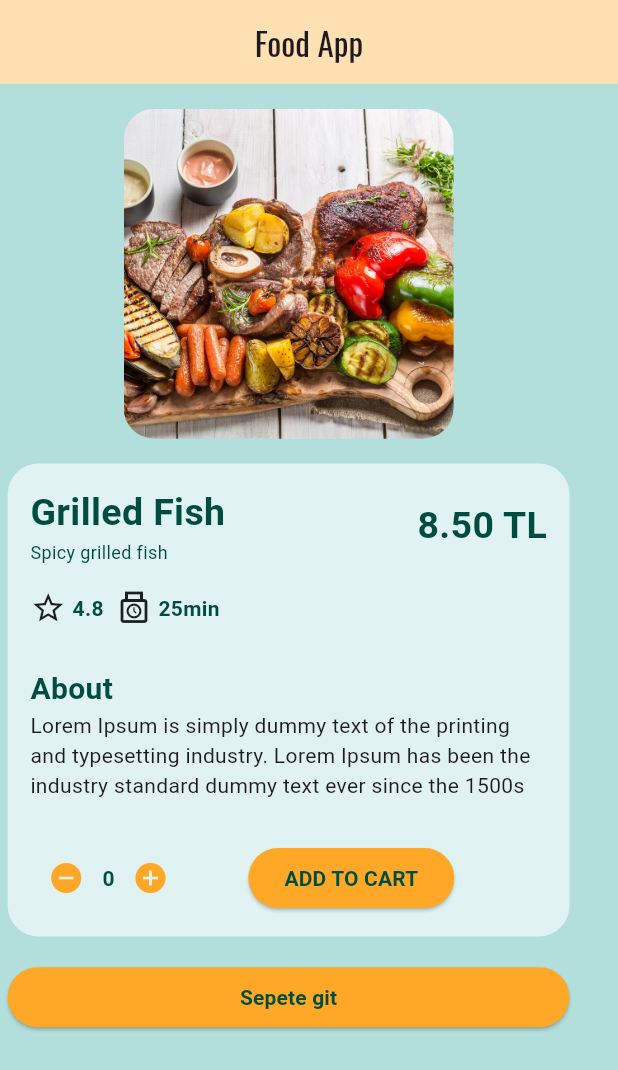
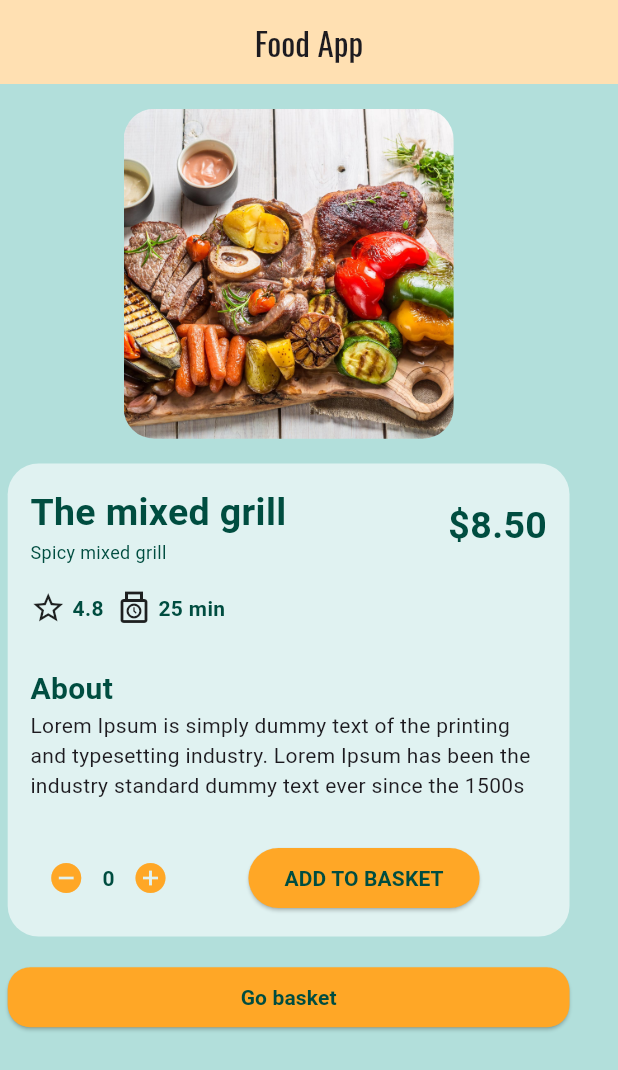
Before and after one commit to andactasdemir24/Techcareer-Flutter-bootcamp, a Flutter app: the screen it shows after launch, on a phone screen of 412 x 824 dp. Shown: the top 1070 px of the screen. Run offline on Flutter 3.47's test engine with Material 2 defaults, Android fonts, the phone set to English and light mode, and no system bars; generated files the repository leaves out were written again.

Commit message:
added localizations

```diff
--- /dev/null
+++ b/odev3/l10n.yaml
@@ -0,0 +1,3 @@
+arb-dir: lib/l10n
+template-arb-file: app_en.arb
+output-localization-file: app_localizations.dart
--- a/odev3/lib/home_page.dart
+++ b/odev3/lib/home_page.dart
@@ -1,5 +1,7 @@
 import 'package:flutter/material.dart';
+import 'package:odev3/basket_page.dart';
 import 'package:odev3/colors.dart';
+import 'package:flutter_gen/gen_l10n/app_localizations.dart';
 
 class HomePage extends StatefulWidget {
   const HomePage({super.key});
@@ -25,6 +27,7 @@ class _HomePageState extends State<HomePage> {
 
   @override
   Widget build(BuildContext context) {
+    var localization = AppLocalizations.of(context)!;
     var ekranBilgisi = MediaQuery.sizeOf(context);
     final double height = ekranBilgisi.height;
     final double width = ekranBilgisi.width;
@@ -33,9 +36,9 @@ class _HomePageState extends State<HomePage> {
       appBar: AppBar(
         backgroundColor: appbarColor,
         centerTitle: true,
-        title: const Text(
-          'Food App',
-          style: TextStyle(fontFamily: 'Oswald'),
+        title: Text(
+          localization.appbarBaslik,
+          style: const TextStyle(fontFamily: 'Oswald'),
         ),
       ),
       body: Column(
@@ -66,17 +69,17 @@ class _HomePageState extends State<HomePage> {
                           crossAxisAlignment: CrossAxisAlignment.start,
                           children: [
                             Text(
-                              'Grilled Fish',
+                              localization.yemekBaslik,
                               style: TextStyle(fontSize: 25, color: textColor, fontWeight: FontWeight.bold),
                             ),
                             Text(
-                              'Spicy grilled fish',
+                              localization.yemekAciklama,
                               style: TextStyle(fontSize: 12, color: textColor),
                             ),
                           ],
                         ),
                         Text(
-                          '8.50 TL',
+                          localization.yemekFiyat,
                           style: TextStyle(fontSize: 25, color: textColor, fontWeight: FontWeight.bold),
                         ),
                       ],
@@ -94,7 +97,7 @@ class _HomePageState extends State<HomePage> {
                         const Icon(Icons.punch_clock_outlined),
                         SizedBox(width: width / 100),
                         Text(
-                          '25min',
+                          localization.yemekSure,
                           style: TextStyle(color: textColor, fontWeight: FontWeight.bold),
                         )
                       ],
@@ -103,7 +106,7 @@ class _HomePageState extends State<HomePage> {
                     Align(
                       alignment: Alignment.centerLeft,
                       child: Text(
-                        'About',
+                        localization.aciklamaBaslik,
                         style: TextStyle(
                           color: textColor,
                           fontWeight: FontWeight.bold,
@@ -111,9 +114,7 @@ class _HomePageState extends State<HomePage> {
                         ),
                       ),
                     ),
-                    const Text(
-                      'Lorem Ipsum is simply dummy text of the printing and typesetting industry. Lorem Ipsum has been the industry standard dummy text ever since the 1500s',
-                    ),
+                    Text(localization.aciklama),
                     SizedBox(height: height / 30),
                     Row(
                       children: [
@@ -143,10 +144,12 @@ class _HomePageState extends State<HomePage> {
                             )),
                         SizedBox(width: width / 10),
                         ElevatedButton(
-                          onPressed: () {},
+                          onPressed: () {
+                            dialogBuilder(context);
+                          },
                           style: ElevatedButton.styleFrom(backgroundColor: iconColor),
                           child: Text(
-                            'ADD TO CART',
+                            localization.butonAciklama,
                             style: TextStyle(color: textColor, fontWeight: FontWeight.bold),
                           ),
                         ),
@@ -159,10 +162,18 @@ class _HomePageState extends State<HomePage> {
           SizedBox(
               width: width / 1.1,
               child: ElevatedButton(
-                  onPressed: () {},
-                  style: ElevatedButton.styleFrom(backgroundColor: iconColor),
+                  onPressed: () {
+                    Navigator.push(
+                        context,
+                        MaterialPageRoute(
+                          builder: (context) => const BasketPage(),
+                        ));
+                  },
+                  style: ElevatedButton.styleFrom(
+                      backgroundColor: iconColor,
+                      shape: RoundedRectangleBorder(borderRadius: BorderRadius.circular(15))),
                   child: Text(
-                    'Sepete git',
+                    localization.sepeteGit,
                     style: TextStyle(color: textColor, fontWeight: FontWeight.bold),
                   )))
         ],
@@ -170,3 +181,35 @@ class _HomePageState extends State<HomePage> {
     );
   }
 }
+
+Future<void> dialogBuilder(BuildContext context) {
+  return showDialog<void>(
+    context: context,
+    builder: (BuildContext context) {
+      return AlertDialog(
+        title: const Text('Basket'),
+        content: const Text('Are you sure you want to add'),
+        actions: <Widget>[
+          TextButton(
+            style: TextButton.styleFrom(
+              textStyle: Theme.of(context).textTheme.labelLarge,
+            ),
+            child: const Text('Cancel'),
+            onPressed: () {
+              Navigator.of(context).pop();
+            },
+          ),
+          TextButton(
+            style: TextButton.styleFrom(
+              textStyle: Theme.of(context).textTheme.labelLarge,
+            ),
+            child: const Text('Add'),
+            onPressed: () {
+              Navigator.of(context).pop();
+            },
+          ),
+        ],
+      );
+    },
+  );
+}
--- /dev/null
+++ b/odev3/lib/l10n/app_en.arb
@@ -0,0 +1,11 @@
+{
+    "appbarBaslik" : "Food App",
+    "yemekBaslik" : "The mixed grill",
+    "yemekAciklama" : "Spicy mixed grill",
+    "yemekFiyat" : "$8.50",
+    "yemekSure" : "25 min",
+    "aciklamaBaslik" : "About",
+    "aciklama" : "Lorem Ipsum is simply dummy text of the printing and typesetting industry. Lorem Ipsum has been the industry standard dummy text ever since the 1500s",
+    "butonAciklama" : "ADD TO BASKET",
+    "sepeteGit" : "Go basket"
+}
--- a/odev3/lib/main.dart
+++ b/odev3/lib/main.dart
@@ -1,5 +1,7 @@
 import 'package:flutter/material.dart';
 import 'package:odev3/home_page.dart';
+import 'package:flutter_localizations/flutter_localizations.dart';
+import 'package:flutter_gen/gen_l10n/app_localizations.dart';
 
 void main() {
   runApp(const MyApp());
@@ -12,6 +14,16 @@ class MyApp extends StatelessWidget {
   @override
   Widget build(BuildContext context) {
     return MaterialApp(
+      localizationsDelegates: const [
+        AppLocalizations.delegate,
+        GlobalWidgetsLocalizations.delegate,
+        GlobalMaterialLocalizations.delegate,
+        GlobalCupertinoLocalizations.delegate,
+      ],
+      supportedLocales: const [
+        Locale("en", ""),
+        Locale("tr", ""),
+      ],
       title: 'Flutter Demo',
       theme: ThemeData(
         colorScheme: ColorScheme.fromSeed(seedColor: Colors.deepPurple),
--- a/odev3/pubspec.yaml
+++ b/odev3/pubspec.yaml
@@ -30,6 +30,9 @@ environment:
 dependencies:
   flutter:
     sdk: flutter
+  flutter_localizations:
+    sdk: flutter
+  intl: ^0.18.0
 
 
   # The following adds the Cupertino Icons font to your application.
@@ -52,6 +55,7 @@ dev_dependencies:
 
 # The following section is specific to Flutter packages.
 flutter:
+  generate: true
 
   # The following line ensures that the Material Icons font is
   # included with your application, so that you can use the icons in
```
Also changed, not shown: odev3/lib/basket_page.dart (added, +28 -0 lines), odev3/lib/l10n/app_tr.arb (added, +11 -0 lines), odev3/pubspec.lock.
